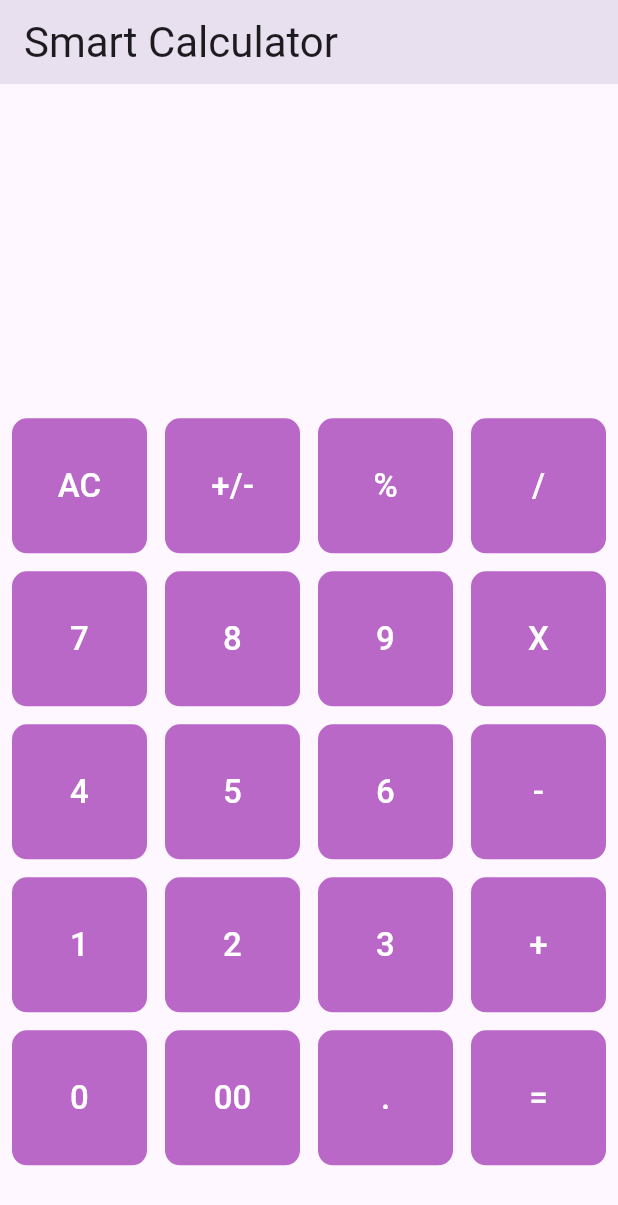
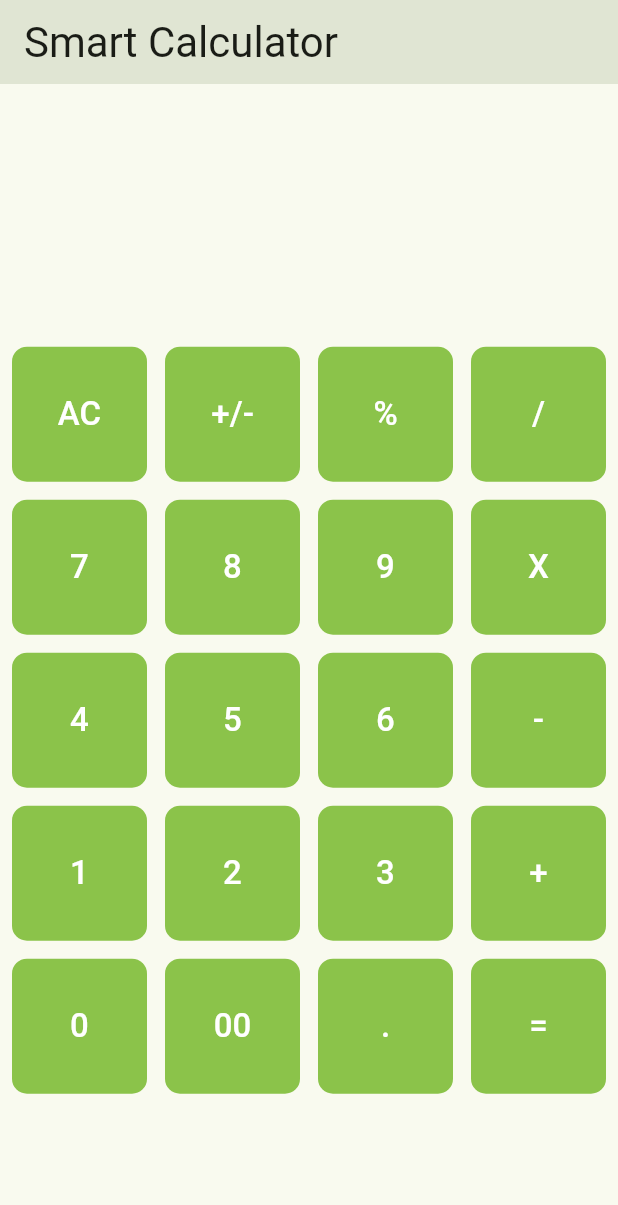
Before and after one commit to oluwasegunilori/smart_calculator, a Flutter app: the screen it shows after launch, on a phone screen of 412 x 824 dp. Shown: the top 1205 px of the screen. Run offline on Flutter 3.47's test engine with Material 2 defaults, Android fonts, the phone set to English and light mode, and no system bars; our stand-ins replace bloc, equatable, flutter_bloc, get_it.

Commit message:
color updates

```diff
--- a/lib/main.dart
+++ b/lib/main.dart
@@ -25,7 +25,7 @@ class MyApp extends StatelessWidget {
       child: MaterialApp(
         title: 'Smart Calculator',
         theme: ThemeData(
-          colorScheme: ColorScheme.fromSeed(seedColor: Colors.deepPurple),
+          colorScheme: ColorScheme.fromSeed(seedColor: Colors.lightGreen),
           useMaterial3: true,
         ),
         home: CalculatorScreen(),
--- a/lib/presentation/ui/calculator_screen_screen.dart
+++ b/lib/presentation/ui/calculator_screen_screen.dart
@@ -34,7 +34,7 @@ class CalculatorScreen extends StatelessWidget {
                 ),
               ),
               Expanded(
-                  flex: 5,
+                  flex: 7,
                   child: Container(
                     child: GridView.builder(
                       shrinkWrap: true,
@@ -48,7 +48,7 @@ class CalculatorScreen extends StatelessWidget {
                       itemBuilder: (BuildContext context, int index) {
                         return Container(
                           decoration: BoxDecoration(
-                            color: Colors.purple.shade300,
+                            color: Colors.lightGreen,
                             borderRadius: BorderRadius.circular(
                                 10), // Adjust the radius as needed
                           ),
```
